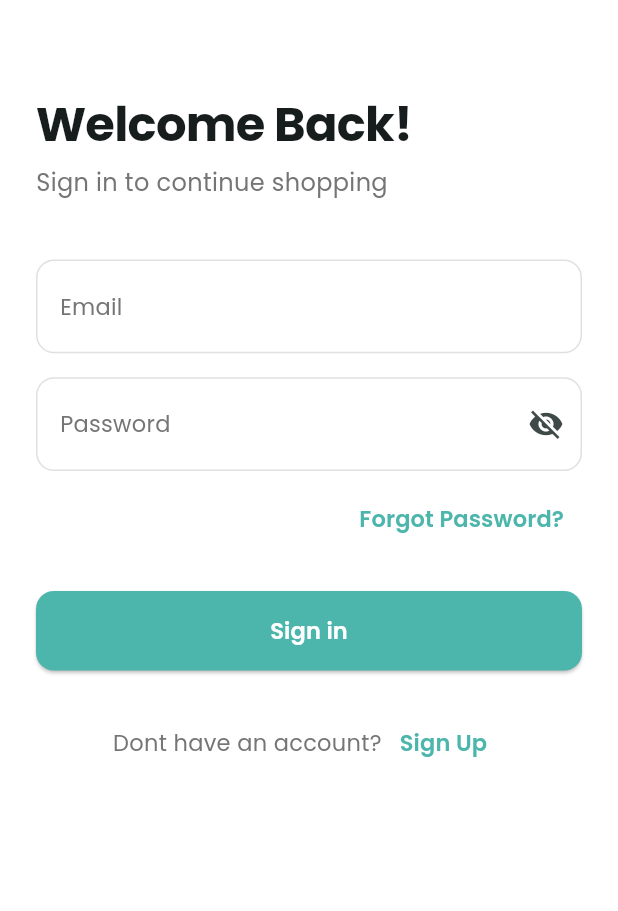
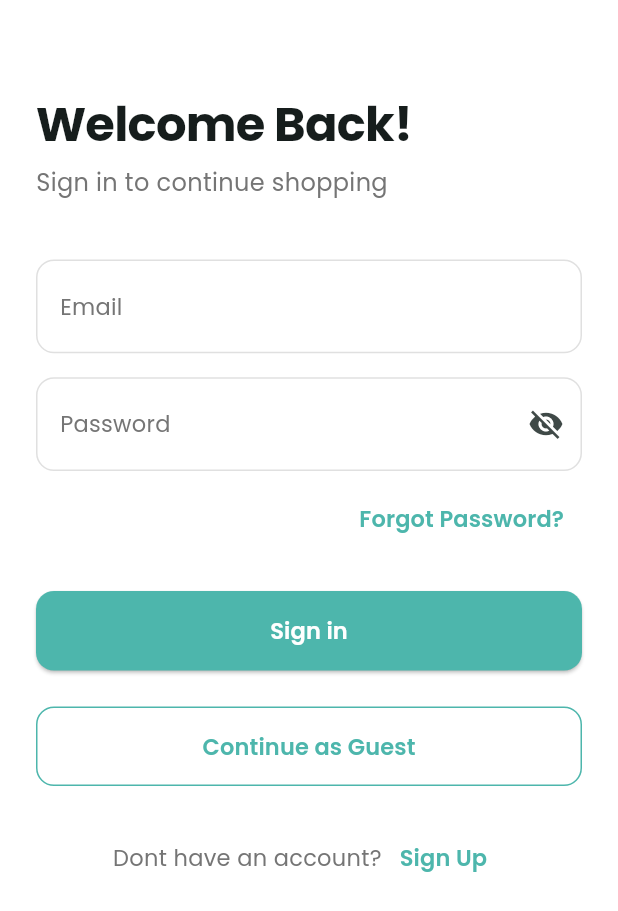
Before and after one commit to KatarinaaBoskovic/MIT_projekat_PetShop, a Flutter app: the SinginScreen screen opened directly, on a phone screen of 412 x 824 dp. Shown: the top 911 px of the screen. Run offline on Flutter 3.47's test engine with Material 3 defaults, Android fonts, the light colour scheme and no system bars; our stand-ins replace cloud_firestore, firebase_auth, firebase_core, get, get_storage, google_fonts and 2 more; accounts and stored records are empty; network calls fail; statements that could not run were skipped.

Commit message:
Omogucena opcija gosta

```diff
--- a/lib/view/singin_screen.dart
+++ b/lib/view/singin_screen.dart
@@ -110,6 +110,28 @@ class SinginScreen extends StatelessWidget {
                 ),
               ),
               const SizedBox(height: 24),
+              // continue as guest button
+              SizedBox(
+                width: double.infinity,
+                child: OutlinedButton(
+                  onPressed: _continueAsGuest,
+                  style: OutlinedButton.styleFrom(
+                    padding: const EdgeInsets.symmetric(vertical: 16),
+                    shape: RoundedRectangleBorder(
+                      borderRadius: BorderRadius.circular(12),
+                    ),
+                    side: BorderSide(color: Theme.of(context).primaryColor),
+                  ),
+                  child: Text(
+                    'Continue as Guest',
+                    style: AppTextStyle.withColor(
+                      AppTextStyle.buttonMedium,
+                      Theme.of(context).primaryColor,
+                    ),
+                  ),
+                ),
+              ),
+              const SizedBox(height: 24),
               //siggup textbutton
               Row(
                 mainAxisAlignment: MainAxisAlignment.center,
@@ -138,6 +160,13 @@ class SinginScreen extends StatelessWidget {
         ),
       ),
     );
+  }
+
+  void _continueAsGuest() {
+    final nav = Get.find<NavigationController>();
+    nav.currentIndex.value = 0;
+
+    Get.offAll(() => const MainScreen());
   }
 
   //sign in button onpressed
```
Also changed, not shown: lib/controllers/cart_controller.dart (+11 -0 lines), lib/controllers/navigation_controller.dart (+16 -0 lines), lib/view/home_screen.dart (+27 -4 lines), lib/view/product_details_screen.dart (+27 -4 lines).
